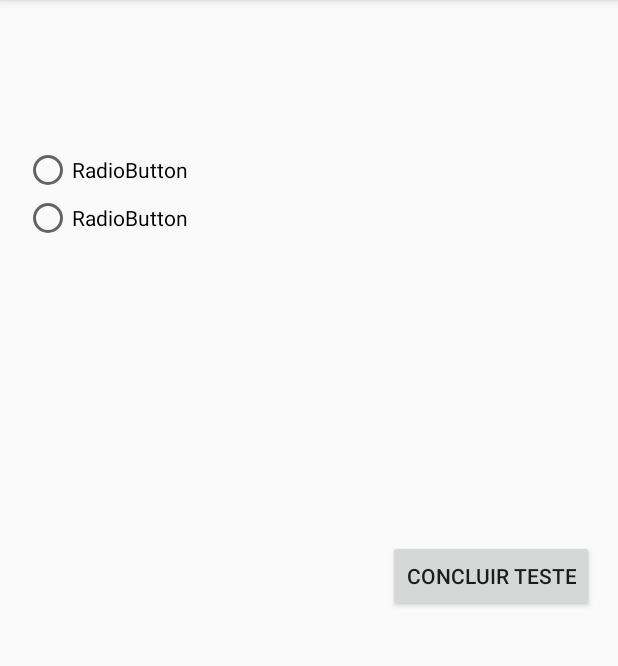
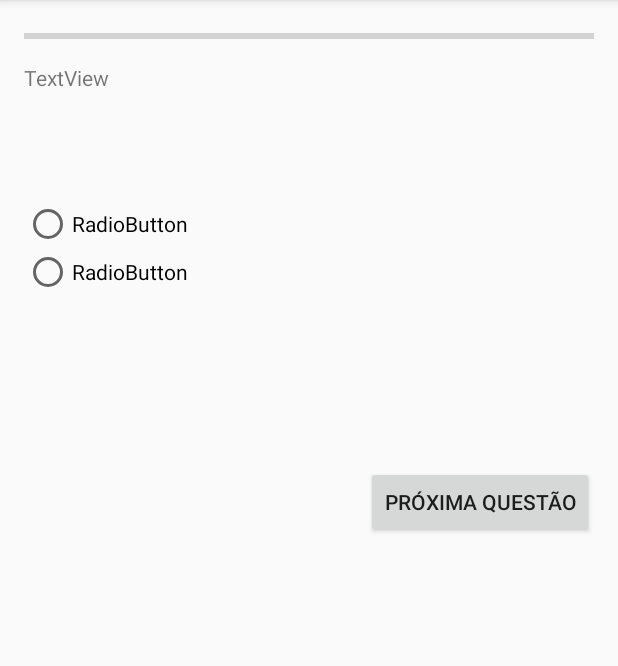
Before and after one commit to ferreiraapfer/fatec-tcc-netnode, an Android app: the TesteActivity screen opened directly, with no data from a screen before it, on a phone screen of 412 x 824 dp, the part 84-750 px from its top. Run offline under Robolectric (Android 15) with nearby library versions, the phone set to English and light mode, and no system bars; our stand-ins replace Firebase (no records; nobody signed in at launch, a user with empty details on screens opened directly); 6 statements that could not run were skipped.

Commit message:
fix teste
pegando questoes na primeira vez, e numero de questoes

```diff
--- a/AppRedes/app/src/main/java/com/fatec/fernanda/appredes/activities/MenuTestesActivity.java
+++ b/AppRedes/app/src/main/java/com/fatec/fernanda/appredes/activities/MenuTestesActivity.java
@@ -89,7 +89,8 @@ public class MenuTestesActivity extends AppCompatActivity {
 
                                             //Enviando id do Conteudo para a nova Activity
                                             testeIntent.putExtra("idConteudo",Integer.parseInt(c.getId().substring(8)));
-                                            testeIntent.putExtra("idQuestao", 1);
+                                            testeIntent.putExtra("idQuestao", 0);
+                                            testeIntent.putExtra("numQuestoes", 0);
 
                                             ArrayList<Teste> arrayMeuTeste = new ArrayList<>();
 
--- a/AppRedes/app/src/main/res/layout/activity_teste.xml
+++ b/AppRedes/app/src/main/res/layout/activity_teste.xml
@@ -5,24 +5,41 @@
     android:id="@+id/activity_teste"
     android:layout_width="match_parent"
     android:layout_height="match_parent"
-    android:paddingBottom="@dimen/activity_vertical_margin"
-    android:paddingLeft="@dimen/activity_horizontal_margin"
-    android:paddingRight="@dimen/activity_horizontal_margin"
-    android:paddingTop="@dimen/activity_vertical_margin"
+    android:padding="@dimen/activity_vertical_margin"
     tools:context="com.fatec.fernanda.appredes.activities.TesteActivity">
+
+    <ScrollView
+        android:layout_width="match_parent"
+        android:layout_height="match_parent">
+
+        <RelativeLayout
+            android:layout_width="match_parent"
+            android:layout_height="match_parent">
+
+    <ProgressBar
+        android:id="@+id/progBarTotalQuestoes"
+        style="@style/Base.Widget.AppCompat.ProgressBar.Horizontal"
+        android:layout_width="match_parent"
+        android:layout_height="wrap_content"
+        android:max="10"
+        android:progress="0"
+        android:layout_centerHorizontal="true"
+        android:layout_alignParentTop="true" />
 
     <TextView
         android:id="@+id/txtPergunta"
         android:text="TextView"
         android:layout_width="match_parent"
         android:layout_height="wrap_content"
-        android:layout_alignParentTop="true"
+        android:layout_marginTop="10dp"
+        android:layout_below="@+id/progBarTotalQuestoes"
         android:layout_centerHorizontal="true"/>
 
     <ImageView
         android:id="@+id/imgIlustracao"
         android:layout_width="wrap_content"
         android:layout_height="wrap_content"
+        android:layout_marginTop="10dp"
         app:srcCompat="@mipmap/ic_launcher"
         android:layout_below="@+id/txtPergunta"
         android:layout_centerHorizontal="true"
@@ -63,7 +80,7 @@
         android:text="Próxima Questão"
         android:layout_width="wrap_content"
         android:layout_height="wrap_content"
-        android:layout_alignTop="@+id/rgrpRespostas"
+        android:layout_below="@+id/rgrpRespostas"
         android:layout_alignParentRight="true"
         android:layout_alignParentEnd="true"
         android:layout_marginTop="81dp" />
@@ -73,9 +90,14 @@
         android:text="Concluir Teste"
         android:layout_width="wrap_content"
         android:layout_height="wrap_content"
-        android:layout_centerVertical="true"
+        android:layout_below="@+id/rgrpRespostas"
         android:layout_alignParentRight="true"
         android:layout_alignParentEnd="true"
+        android:layout_marginTop="81dp"
         android:visibility="invisible"/>
 
+        </RelativeLayout>
+
+    </ScrollView>
+
 </RelativeLayout>
```
Also changed, not shown: AppRedes/app/src/main/java/com/fatec/fernanda/appredes/Activities/TesteActivity.java (+131 -99 lines).
